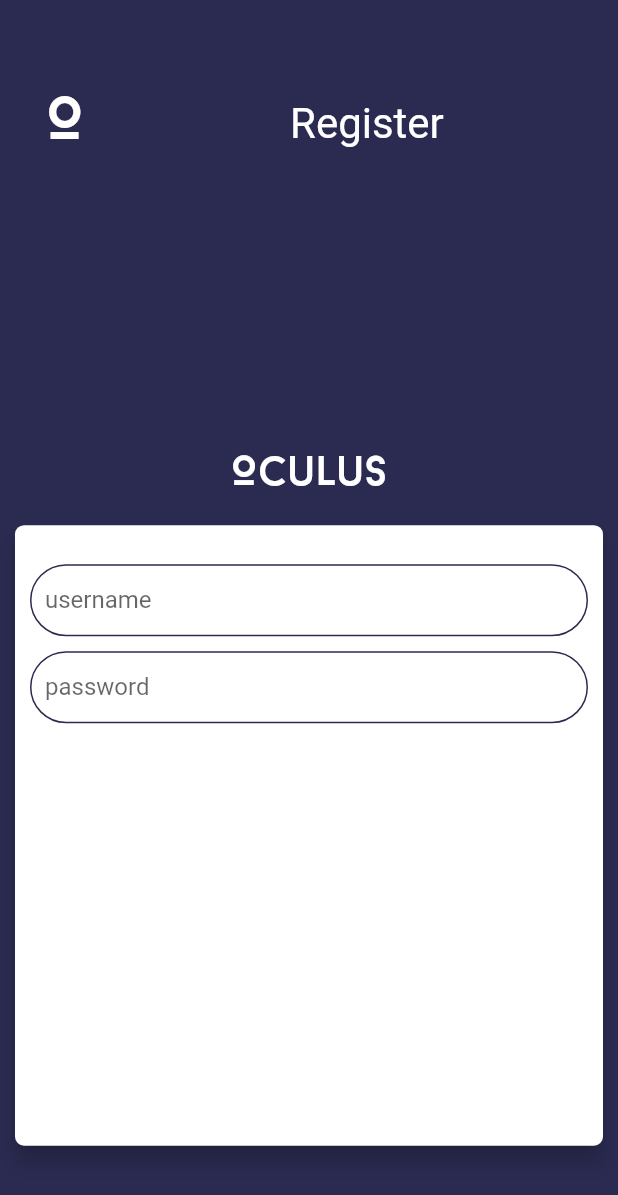
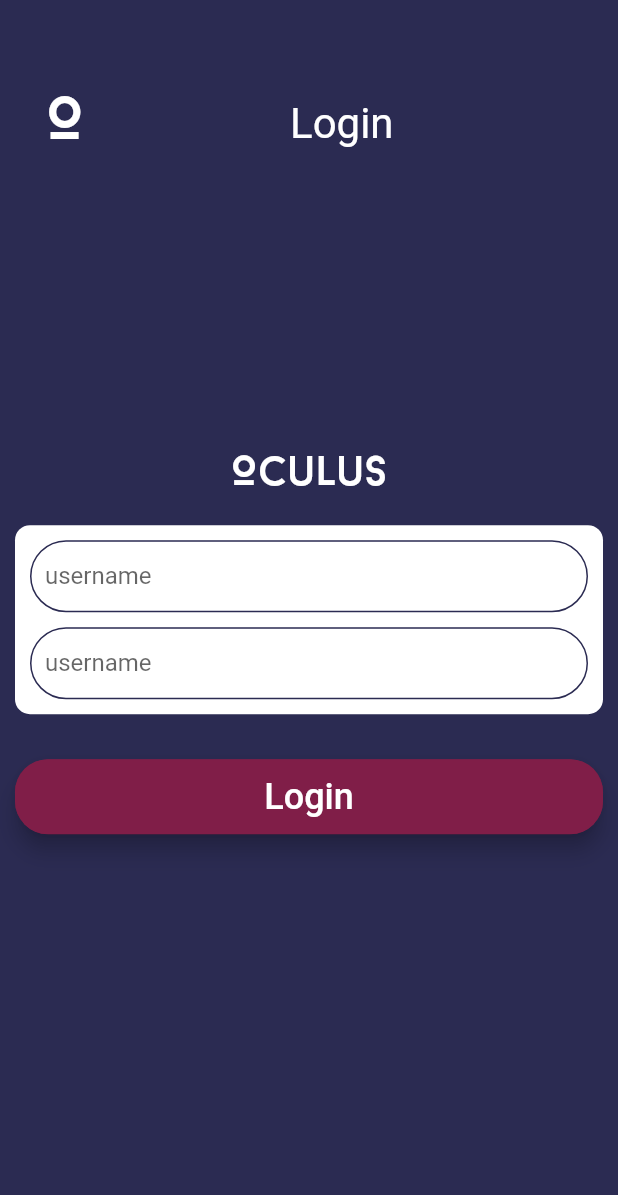
Before and after one commit to axnamit/Oculus-develpoed-in-flutter-, a Flutter app: the Register widget shown alone on an empty page, opened directly, on a phone screen of 412 x 824 dp. Shown: the top 1195 px of the screen. Run offline on Flutter 3.47's test engine with Material 2 defaults, Android fonts, the phone set to English and light mode, and no system bars; Roboto replaces fonts that are missing (SF Compact Display); project files that could hold a hidden picture were left out.

Commit message:
login screen naviagte from home user image card added

```diff
--- a/lib/login_screen/register.dart
+++ b/lib/login_screen/register.dart
@@ -1,4 +1,5 @@
 import 'package:flutter/material.dart';
+import 'package:oculus/login_screen/registerPage.dart';
 
 class Register extends StatefulWidget {
   @override
@@ -16,6 +17,128 @@
     return Container(
       color: Color(0xff2B2B52),
       child: Column(
+        children: <Widget>[
+          Container(
+            width: MediaQuery.of(context).size.width,
+            height: MediaQuery.of(context).size.height / 5,
+            child: Row(
+              mainAxisAlignment: MainAxisAlignment.start,
+              children: <Widget>[
+                Container(
+                  margin: EdgeInsets.only(left: x / 27),
+                  child: Text(
+                    "O",
+                    style: TextStyle(
+                        fontFamily: "Baron Neue",
+                        fontSize: 40,
+                        color: Colors.white,
+                        decoration: TextDecoration.none),
+                  ),
+                ),
+                Container(
+                  margin: EdgeInsets.only(left: x / 6),
+                  child: Text("Login",
+                      style: TextStyle(
+                          fontFamily: "SF Compact Display",
+                          fontSize: 28,
+                          color: Colors.white,
+                          decoration: TextDecoration.none)),
+                ),
+              ],
+            ),
+          ),
+          Container(
+            margin: EdgeInsets.only(top: x / 6),
+            child: Text("Oculus",
+                style: TextStyle(
+                    fontFamily: "Baron Neue",
+                    fontSize: 28,
+                    color: Colors.white,
+                    decoration: TextDecoration.none)),
+          ),
+          Container(
+            padding: EdgeInsets.all(10),
+            margin: EdgeInsets.only(top: 10),
+            child: Material(
+              shape: RoundedRectangleBorder(
+                borderRadius: BorderRadius.circular(10),
+              ),
+              color: Colors.white,
+              child: Container(
+                padding: EdgeInsets.only(top: 10, left: 10, right: 10),
+                child: Form(
+                  child: Column(
+                    children: <Widget>[
+                      TextFormField(
+                        decoration: InputDecoration(
+                          contentPadding: new EdgeInsets.symmetric(
+                              vertical: 10.0, horizontal: 10.0),
+                          hintText: "username",
+                          enabledBorder: OutlineInputBorder(
+                            borderRadius: BorderRadius.circular(25),
+                            borderSide: BorderSide(
+                              color: Color(0xff2B2B52),
+                            ),
+                          ),
+                        ),
+                      ),
+                      SizedBox(
+                        height: 10,
+                      ),
+                      TextFormField(
+                        decoration: InputDecoration(
+                          contentPadding: new EdgeInsets.symmetric(
+                              vertical: 10.0, horizontal: 10.0),
+                          hintText: "username",
+                          enabledBorder: OutlineInputBorder(
+                            borderRadius: BorderRadius.circular(25),
+                            borderSide: BorderSide(
+                              color: Color(0xff2B2B52),
+                            ),
+                          ),
+                        ),
+                      ),
+                      SizedBox(
+                        height: 10,
+                      ),
+                    ],
+                  ),
+                ),
+              ),
+            ),
+          ),
+         Container(
+              padding: EdgeInsets.all(10),
+              margin: EdgeInsets.only(top: 10),
+              width: x / 2,
+              child: Material(
+                shape: RoundedRectangleBorder(
+                    borderRadius: BorderRadius.circular(22.0)),
+                elevation: 6.0,
+                color: Color(0xFF801E48),
+                clipBehavior: Clip.antiAlias,
+                child: MaterialButton(
+                  minWidth: MediaQuery.of(context).size.width,
+                  height: 50,
+                  color: Color(0xFF801E48),
+                  child: new Text('Login',
+                      style:
+                          new TextStyle(fontSize: 24.0, color: Colors.white)),
+                  onPressed: () {
+                    navtoRegisterpage(context);
+//          setState(() {
+//            _isNeedHelp = true;
+//          });
+                  },
+                ),
+              ),
+            ),
+        ],
+      ),
+    );
+  }
+}
+/* child: Column(
           children: <Widget>[
             Container(
               //color: Colors.cyanAccent,
@@ -45,7 +168,7 @@
                   ),
                   Container(
                     margin: EdgeInsets.only(left: x / 6),
-                    child: Text("Register",
+                    child: Text("Login",
                         style: TextStyle(
                             fontFamily: "SF Compact Display",
                             fontSize: 28,
@@ -68,7 +191,7 @@
               padding: EdgeInsets.all(10),
               margin: EdgeInsets.only(top: 10),
               width: x / 2,
-              height: x / 1.9,
+
               //color: Colors.pinkAccent,
               child: Material(
                   shape: RoundedRectangleBorder(
@@ -82,17 +205,15 @@
                       child: ListView(
                         padding: const EdgeInsets.symmetric(vertical: 16.0),
                         children: <Widget>[
-
                           TextFormField(
                             decoration: InputDecoration(
                               contentPadding: new EdgeInsets.symmetric(
                                   vertical: 10.0, horizontal: 10.0),
-
                               hintText: "username",
                               enabledBorder: OutlineInputBorder(
                                 borderRadius: BorderRadius.circular(25),
-                                borderSide:
-                                    BorderSide(color: Color(0xff2B2B52),
+                                borderSide: BorderSide(
+                                  color: Color(0xff2B2B52),
                                 ),
                               ),
                             ),
@@ -111,12 +232,50 @@
                             ),
                           ),
                         ],
-
                       ),
                     ),
                   )),
+            ),
+            Container(
+              padding: EdgeInsets.all(10),
+              margin: EdgeInsets.only(top: 10),
+              width: x / 2,
+              child: Material(
+                shape: RoundedRectangleBorder(
+                    borderRadius: BorderRadius.circular(22.0)),
+                elevation: 6.0,
+                color: Color(0xFF801E48),
+                clipBehavior: Clip.antiAlias,
+                child: MaterialButton(
+                  minWidth: MediaQuery.of(context).size.width,
+                  height: 50,
+                  color: Color(0xFF801E48),
+                  child: new Text('Login',
+                      style:
+                          new TextStyle(fontSize: 24.0, color: Colors.white)),
+                  onPressed: () {
+//          setState(() {
+//            _isNeedHelp = true;
+//          });
+                  },
+                ),
+              ),
+            ),
+            Container(
+              margin: EdgeInsets.only(top: 30),
+              child: Text(
+                "Register",
+                style: TextStyle(
+                    decoration: TextDecoration.none,
+                    color: Colors.white,
+                    fontSize: 20),
+              ),
             )
           ],
         ));
   }
+} */
+
+Future navtoRegisterpage(context) async{
+  Navigator.push(context,  MaterialPageRoute(builder: (context)=>RegisterPage()));
 }
```
Lines whose indentation alone changed are shown as unchanged.
